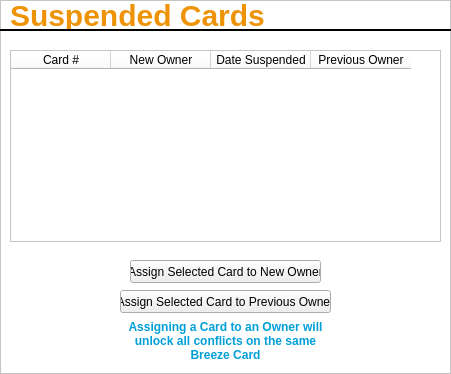
Above: ui/suspendedCards.ui from alishan-kaisani/CS4400-GUI before the change. Below: the same form after it.
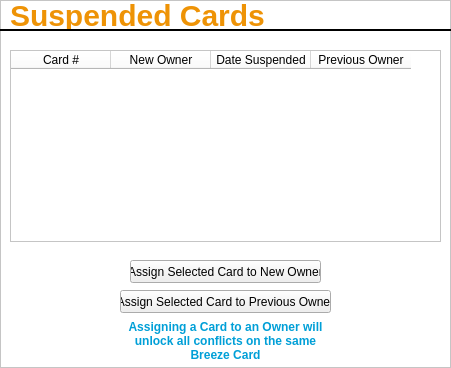
That is the form after the change. Icons and pictures are not drawn.

Patch:
```diff
--- a/ui/suspendedCards.ui
+++ b/ui/suspendedCards.ui
@@ -7,7 +7,7 @@
     <x>0</x>
     <y>0</y>
     <width>451</width>
-    <height>374</height>
+    <height>368</height>
    </rect>
   </property>
   <property name="windowTitle">
```
